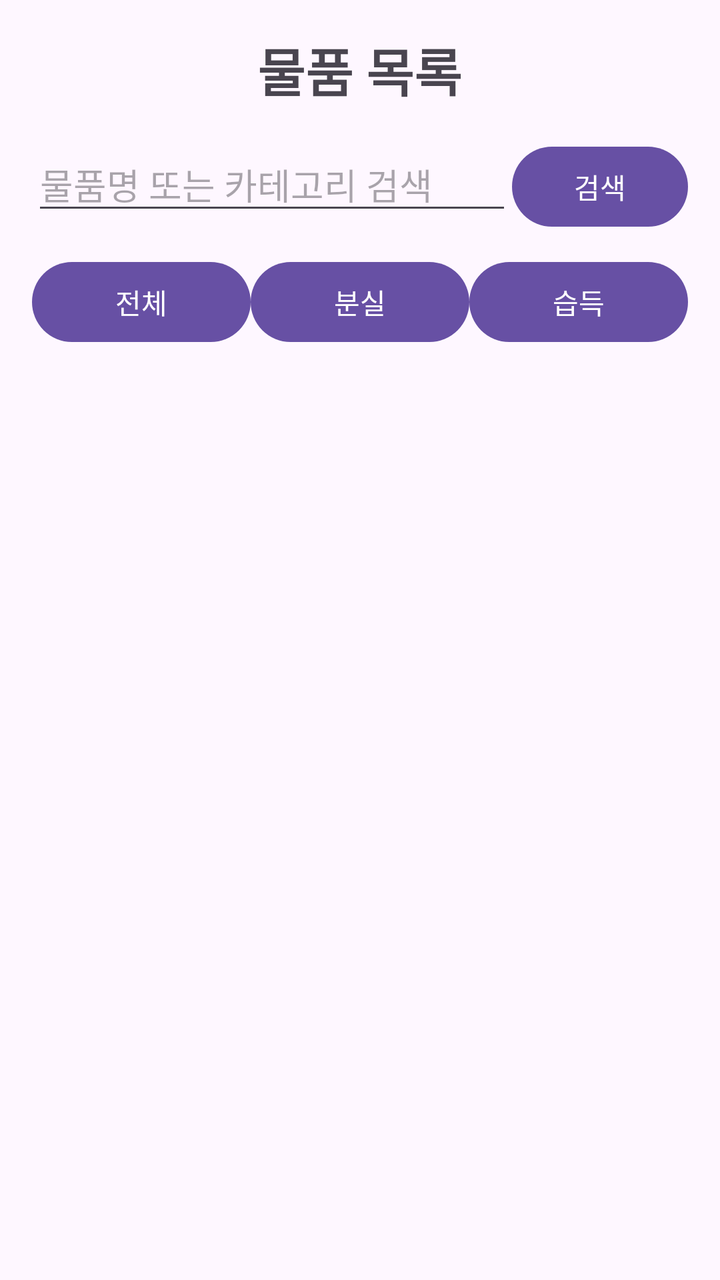
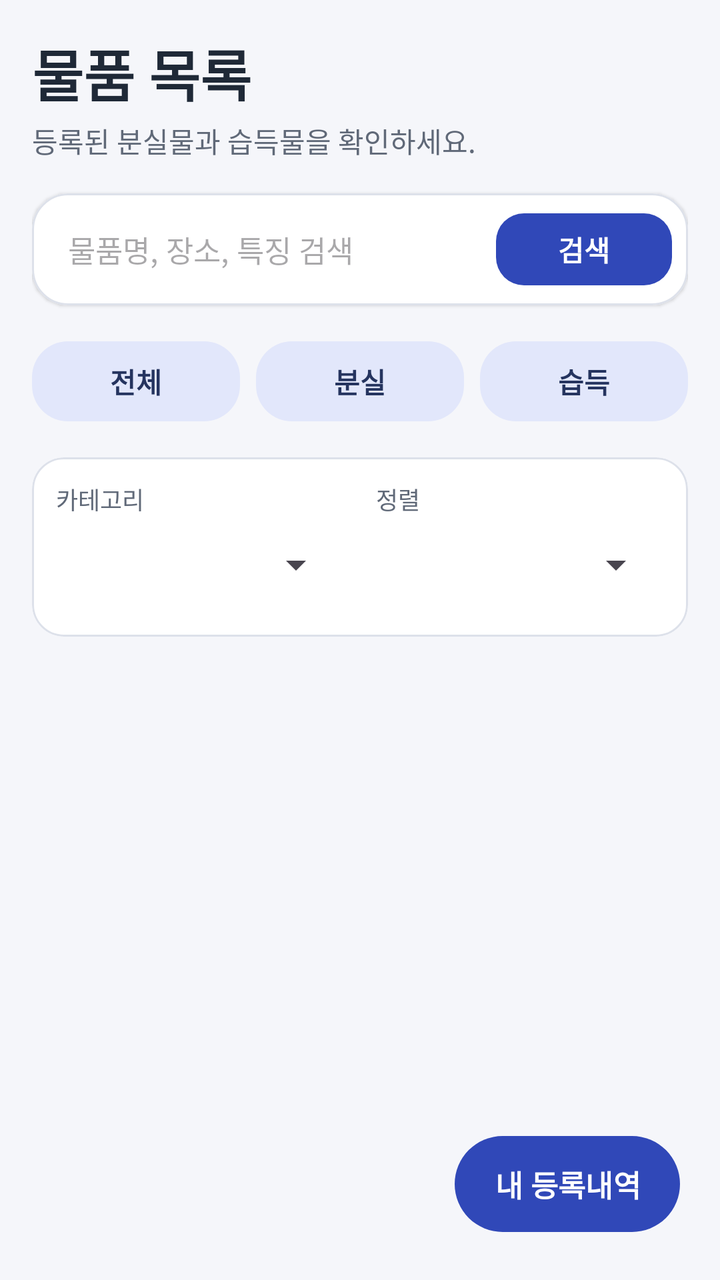

The first picture is an Android layout as it rendered before a commit; the second is the same layout after the commit. The layout source and the unified diff follow.
<!-- AndroidManifest.xml: application theme Theme.LostFoundApp -->
<!-- res/layout/activity_item_list.xml -->
<?xml version="1.0" encoding="utf-8"?>
<LinearLayout
    xmlns:android="http://schemas.android.com/apk/res/android"
    android:layout_width="match_parent"
    android:layout_height="match_parent"
    android:orientation="vertical"
    android:padding="16dp">


    
    <TextView
        android:layout_width="wrap_content"
        android:layout_height="wrap_content"
        android:text="물품 목록"
        android:textSize="26sp"
        android:textStyle="bold"
        android:layout_gravity="center_horizontal"
        android:layout_marginBottom="15dp" />


    
    <LinearLayout
        android:layout_width="match_parent"
        android:layout_height="wrap_content"
        android:orientation="horizontal">


        
        <EditText
            android:id="@+id/editSearch"
            android:layout_width="0dp"
            android:layout_height="wrap_content"
            android:layout_weight="1"
            android:hint="물품명 또는 카테고리 검색"
            android:singleLine="true" />


        
        <Button
            android:id="@+id/btnSearch"
            android:layout_width="wrap_content"
            android:layout_height="wrap_content"
            android:text="검색" />

    </LinearLayout>


    
    <LinearLayout
        android:layout_width="match_parent"
        android:layout_height="wrap_content"
        android:orientation="horizontal"
        android:layout_marginTop="10dp"
        android:layout_marginBottom="10dp">


        
        <Button
            android:id="@+id/btnAll"
            android:layout_width="0dp"
            android:layout_height="wrap_content"
            android:layout_weight="1"
            android:text="전체" />


        
        <Button
            android:id="@+id/btnLost"
            android:layout_width="0dp"
            android:layout_height="wrap_content"
            android:layout_weight="1"
            android:text="분실" />


        
        <Button
            android:id="@+id/btnFound"
            android:layout_width="0dp"
            android:layout_height="wrap_content"
            android:layout_weight="1"
            android:text="습득" />

    </LinearLayout>


    
    <androidx.recyclerview.widget.RecyclerView
        android:id="@+id/recyclerView"
        android:layout_width="match_parent"
        android:layout_height="0dp"
        android:layout_weight="1" />

</LinearLayout>
<!-- resources referenced by this layout -->
<resources>
  <style name="Theme.LostFoundApp" parent="Base.Theme.LostFoundApp" />
  <style name="Base.Theme.LostFoundApp" parent="Theme.Material3.DayNight.NoActionBar">
          
          
      </style>
</resources>

<!-- the commit's change to res/layout/activity_item_list.xml (unified diff, before → after) -->
@@ -1,93 +1,292 @@
 <?xml version="1.0" encoding="utf-8"?>
-<LinearLayout
+<FrameLayout
     xmlns:android="http://schemas.android.com/apk/res/android"
+    xmlns:app="http://schemas.android.com/apk/res-auto"
     android:layout_width="match_parent"
     android:layout_height="match_parent"
-    android:orientation="vertical"
-    android:padding="16dp">
-
-
-    
-    <TextView
-        android:layout_width="wrap_content"
-        android:layout_height="wrap_content"
-        android:text="물품 목록"
-        android:textSize="26sp"
-        android:textStyle="bold"
-        android:layout_gravity="center_horizontal"
-        android:layout_marginBottom="15dp" />
-
-
-    
+    android:background="#F5F6FA">
+
+
+    
+    
+    
+
     <LinearLayout
         android:layout_width="match_parent"
-        android:layout_height="wrap_content"
-        android:orientation="horizontal">
-
-
-        
-        <EditText
-            android:id="@+id/editSearch"
-            android:layout_width="0dp"
-            android:layout_height="wrap_content"
+        android:layout_height="match_parent"
+        android:orientation="vertical"
+        android:padding="16dp">
+
+
+        
+        <TextView
+            android:layout_width="wrap_content"
+            android:layout_height="wrap_content"
+            android:text="물품 목록"
+            android:textColor="#1F2937"
+            android:textSize="28sp"
+            android:textStyle="bold" />
+
+
+        <TextView
+            android:layout_width="wrap_content"
+            android:layout_height="wrap_content"
+            android:text="등록된 분실물과 습득물을 확인하세요."
+            android:textColor="#606978"
+            android:textSize="14sp"
+            android:layout_marginTop="3dp"
+            android:layout_marginBottom="16dp" />
+
+
+        
+        
+        
+
+        <com.google.android.material.card.MaterialCardView
+            android:layout_width="match_parent"
+            android:layout_height="wrap_content"
+            app:cardBackgroundColor="#FFFFFF"
+            app:cardCornerRadius="18dp"
+            app:cardElevation="1dp"
+            app:strokeColor="#DDE1EA"
+            app:strokeWidth="1dp">
+
+            <LinearLayout
+                android:layout_width="match_parent"
+                android:layout_height="wrap_content"
+                android:orientation="horizontal"
+                android:gravity="center_vertical"
+                android:paddingStart="14dp"
+                android:paddingEnd="8dp">
+
+
+                <EditText
+                    android:id="@+id/editSearch"
+                    android:layout_width="0dp"
+                    android:layout_height="56dp"
+                    android:layout_weight="1"
+                    android:background="@android:color/transparent"
+                    android:hint="물품명, 장소, 특징 검색"
+                    android:inputType="text"
+                    android:singleLine="true"
+                    android:textSize="15sp"
+                    android:paddingStart="4dp" />
+
+
+                <com.google.android.material.button.MaterialButton
+                    android:id="@+id/btnSearch"
+                    android:layout_width="wrap_content"
+                    android:layout_height="44dp"
+                    android:text="검색"
+                    android:textColor="#FFFFFF"
+                    android:textAllCaps="false"
+                    android:textStyle="bold"
+
+                    app:backgroundTint="@color/button_primary_background"
+                    app:rippleColor="#8195E6"
+                    app:cornerRadius="14dp" />
+
+            </LinearLayout>
+
+        </com.google.android.material.card.MaterialCardView>
+
+
+        
+        
+        
+        
+
+        <LinearLayout
+            android:layout_width="match_parent"
+            android:layout_height="wrap_content"
+            android:layout_marginTop="14dp"
+            android:orientation="horizontal">
+
+
+            
+            <com.google.android.material.button.MaterialButton
+                android:id="@+id/btnAll"
+                android:layout_width="0dp"
+                android:layout_height="48dp"
+                android:layout_weight="1"
+
+                android:text="전체"
+                android:textColor="#25345F"
+                android:textSize="14sp"
+                android:textStyle="bold"
+                android:textAllCaps="false"
+
+                app:backgroundTint="@color/button_secondary_background"
+                app:rippleColor="#7D92DF"
+                app:cornerRadius="18dp" />
+
+
+            
+            <com.google.android.material.button.MaterialButton
+                android:id="@+id/btnLost"
+                android:layout_width="0dp"
+                android:layout_height="48dp"
+                android:layout_weight="1"
+
+                android:layout_marginStart="8dp"
+
+                android:text="분실"
+                android:textColor="#25345F"
+                android:textSize="14sp"
+                android:textStyle="bold"
+                android:textAllCaps="false"
+
+                app:backgroundTint="@color/button_secondary_background"
+                app:rippleColor="#7D92DF"
+                app:cornerRadius="18dp" />
+
+
+            
+            <com.google.android.material.button.MaterialButton
+                android:id="@+id/btnFound"
+                android:layout_width="0dp"
+                android:layout_height="48dp"
+                android:layout_weight="1"
+
+                android:layout_marginStart="8dp"
+
+                android:text="습득"
+                android:textColor="#25345F"
+                android:textSize="14sp"
+                android:textStyle="bold"
+                android:textAllCaps="false"
+
+                app:backgroundTint="@color/button_secondary_background"
+                app:rippleColor="#7D92DF"
+                app:cornerRadius="18dp" />
+
+        </LinearLayout>
+
+
+        
+        
+        
+
+        <com.google.android.material.card.MaterialCardView
+            android:layout_width="match_parent"
+            android:layout_height="wrap_content"
+            android:layout_marginTop="14dp"
+
+            app:cardBackgroundColor="#FFFFFF"
+            app:cardCornerRadius="16dp"
+            app:cardElevation="0dp"
+            app:strokeColor="#DDE1EA"
+            app:strokeWidth="1dp">
+
+            <LinearLayout
+                android:layout_width="match_parent"
+                android:layout_height="wrap_content"
+                android:orientation="horizontal"
+                android:padding="12dp">
+
+
+                
+                <LinearLayout
+                    android:layout_width="0dp"
+                    android:layout_height="wrap_content"
+                    android:layout_weight="1"
+                    android:layout_marginEnd="8dp"
+                    android:orientation="vertical">
+
+
+                    <TextView
+                        android:layout_width="wrap_content"
+                        android:layout_height="wrap_content"
+                        android:text="카테고리"
+                        android:textColor="#606978"
+                        android:textSize="12sp" />
+
+
+                    <Spinner
+                        android:id="@+id/spinnerCategoryFilter"
+                        android:layout_width="match_parent"
+                        android:layout_height="48dp" />
+
+                </LinearLayout>
+
+
+                
+                <LinearLayout
+                    android:layout_width="0dp"
+                    android:layout_height="wrap_content"
+                    android:layout_weight="1"
+                    android:layout_marginStart="8dp"
+                    android:orientation="vertical">
+
+
+                    <TextView
+                        android:layout_width="wrap_content"
+                        android:layout_height="wrap_content"
+                        android:text="정렬"
+                        android:textColor="#606978"
+                        android:textSize="12sp" />
+
+
+                    <Spinner
+                        android:id="@+id/spinnerSort"
+                        android:layout_width="match_parent"
+                        android:layout_height="48dp" />
+
+                </LinearLayout>
+
+            </LinearLayout>
+
+        </com.google.android.material.card.MaterialCardView>
+
+
+        
+        
+        
+
+        <androidx.recyclerview.widget.RecyclerView
+            android:id="@+id/recyclerView"
+            android:layout_width="match_parent"
+            android:layout_height="0dp"
             android:layout_weight="1"
-            android:hint="물품명 또는 카테고리 검색"
-            android:singleLine="true" />
-
-
-        
-        <Button
-            android:id="@+id/btnSearch"
-            android:layout_width="wrap_content"
-            android:layout_height="wrap_content"
-            android:text="검색" />
+            android:layout_marginTop="10dp"
+
+            android:clipToPadding="false"
+
+            android:paddingBottom="100dp" />
 
     </LinearLayout>
 
 
     
-    <LinearLayout
-        android:layout_width="match_parent"
-        android:layout_height="wrap_content"
-        android:orientation="horizontal"
-        android:layout_marginTop="10dp"
-        android:layout_marginBottom="10dp">
-
-
-        
-        <Button
-            android:id="@+id/btnAll"
-            android:layout_width="0dp"
-            android:layout_height="wrap_content"
-            android:layout_weight="1"
-            android:text="전체" />
-
-
-        
-        <Button
-            android:id="@+id/btnLost"
-            android:layout_width="0dp"
-            android:layout_height="wrap_content"
-            android:layout_weight="1"
-            android:text="분실" />
-
-
-        
-        <Button
-            android:id="@+id/btnFound"
-            android:layout_width="0dp"
-            android:layout_height="wrap_content"
-            android:layout_weight="1"
-            android:text="습득" />
-
-    </LinearLayout>
-
-
-    
-    <androidx.recyclerview.widget.RecyclerView
-        android:id="@+id/recyclerView"
-        android:layout_width="match_parent"
-        android:layout_height="0dp"
-        android:layout_weight="1" />
-
-</LinearLayout>
+    
+    
+
+    <com.google.android.material.button.MaterialButton
+        android:id="@+id/btnMyItems"
+
+        android:layout_width="wrap_content"
+        android:layout_height="56dp"
+
+        android:layout_gravity="bottom|end"
+        android:layout_marginEnd="20dp"
+        android:layout_marginBottom="20dp"
+
+        android:elevation="8dp"
+
+        android:text="내 등록내역"
+        android:textSize="15sp"
+        android:textStyle="bold"
+        android:textAllCaps="false"
+        android:textColor="#FFFFFF"
+
+        android:paddingStart="20dp"
+        android:paddingEnd="20dp"
+
+        app:backgroundTint="@color/button_primary_background"
+
+        app:rippleColor="#8195E6"
+
+        app:cornerRadius="28dp" />
+
+
+</FrameLayout>
